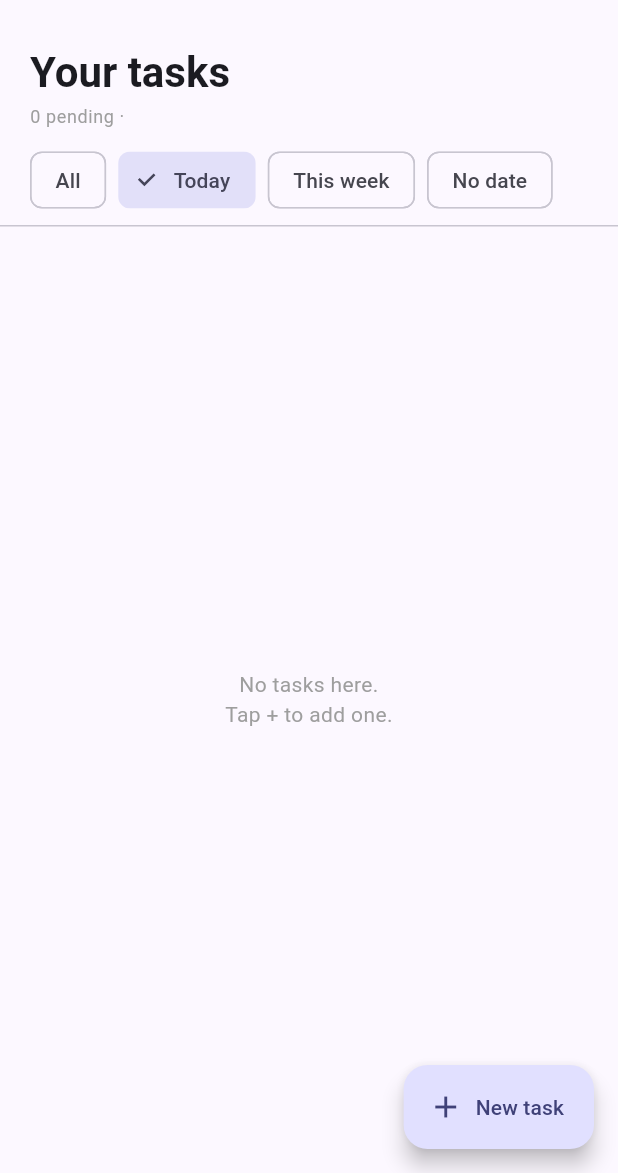
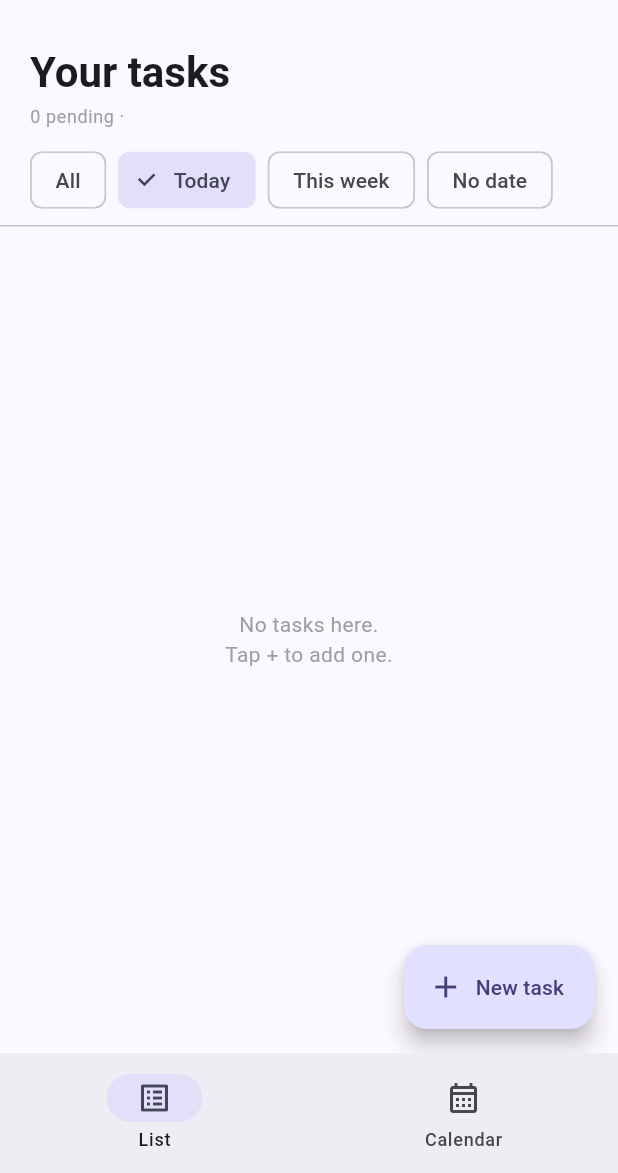
Before and after one commit to xavki/focusflow, a Flutter app: the screen it shows once a user with an empty profile is signed in, after a tap on "Today", on a phone screen of 412 x 824 dp, the part 63-1236 px from its top. Run offline on Flutter 3.47's test engine with Material 3 defaults, Android fonts, the phone set to English and light mode, and no system bars; our stand-ins replace supabase_flutter, table_calendar; accounts and stored records are empty; network calls fail.

Commit message:
Add calendar view to mobile with bottom navigation
- New CalendarScreen using table_calendar package
- MainScaffold with bottom nav (List / Calendar)
- Bottom sheet for tasks on tapped day

```diff
--- a/mobile/lib/main.dart
+++ b/mobile/lib/main.dart
@@ -1,8 +1,8 @@
 import 'package:flutter/material.dart';
 import 'package:supabase_flutter/supabase_flutter.dart';
 
-import 'screens/home_screen.dart';
 import 'screens/login_screen.dart';
+import 'screens/main_scaffold.dart';
 
 Future<void> main() async {
   WidgetsFlutterBinding.ensureInitialized();
@@ -43,7 +43,7 @@ class AuthGate extends StatelessWidget {
       stream: supabase.auth.onAuthStateChange,
       builder: (context, snapshot) {
         final session = supabase.auth.currentSession;
-        if (session != null) return const HomeScreen();
+        if (session != null) return const MainScaffold();
         return const LoginScreen();
       },
     );
--- /dev/null
+++ b/mobile/lib/screens/calendar_screen.dart
@@ -0,0 +1,423 @@
+import 'dart:async';
+
+import 'package:flutter/material.dart';
+import 'package:supabase_flutter/supabase_flutter.dart';
+import 'package:table_calendar/table_calendar.dart';
+
+import '../main.dart';
+import '../models/task.dart';
+
+class CalendarScreen extends StatefulWidget {
+  const CalendarScreen({super.key});
+
+  @override
+  State<CalendarScreen> createState() => _CalendarScreenState();
+}
+
+class _CalendarScreenState extends State<CalendarScreen> {
+  final Map<DateTime, List<Task>> _tasksByDay = {};
+  DateTime _focusedDay = DateTime.now();
+  DateTime? _selectedDay;
+  CalendarFormat _format = CalendarFormat.month;
+  bool _loading = true;
+  RealtimeChannel? _channel;
+
+  @override
+  void initState() {
+    super.initState();
+    _selectedDay = _normalize(DateTime.now());
+    _init();
+  }
+
+  @override
+  void dispose() {
+    if (_channel != null) supabase.removeChannel(_channel!);
+    super.dispose();
+  }
+
+  DateTime _normalize(DateTime d) => DateTime(d.year, d.month, d.day);
+
+  Future<void> _init() async {
+    await _fetchTasks();
+    _subscribeRealtime();
+    if (mounted) setState(() => _loading = false);
+  }
+
+  Future<void> _fetchTasks() async {
+    final data = await supabase.from('tasks').select();
+    if (!mounted) return;
+    final List rows = data as List;
+    _tasksByDay.clear();
+    for (final m in rows) {
+      final task = Task.fromMap(m);
+      if (task.dueDate == null) continue;
+      final key = _normalize(task.dueDate!);
+      (_tasksByDay[key] ??= []).add(task);
+    }
+    setState(() {});
+  }
+
+  void _subscribeRealtime() {
+    final userId = supabase.auth.currentUser!.id;
+    _channel = supabase
+        .channel('tasks-calendar')
+        .onPostgresChanges(
+          event: PostgresChangeEvent.all,
+          schema: 'public',
+          table: 'tasks',
+          filter: PostgresChangeFilter(
+            type: PostgresChangeFilterType.eq,
+            column: 'user_id',
+            value: userId,
+          ),
+          callback: (_) {
+            _fetchTasks();
+          },
+        )
+        .subscribe();
+  }
+
+  List<Task> _eventsForDay(DateTime day) {
+    return _tasksByDay[_normalize(day)] ?? [];
+  }
+
+  Future<void> _openDay(DateTime day) async {
+    await showModalBottomSheet(
+      context: context,
+      isScrollControlled: true,
+      shape: const RoundedRectangleBorder(
+        borderRadius: BorderRadius.vertical(top: Radius.circular(20)),
+      ),
+      builder: (ctx) => _DayBottomSheet(
+        day: _normalize(day),
+        tasks: _eventsForDay(day),
+      ),
+    );
+  }
+
+  @override
+  Widget build(BuildContext context) {
+    if (_loading) {
+      return const Scaffold(body: Center(child: CircularProgressIndicator()));
+    }
+
+    return Scaffold(
+      appBar: AppBar(
+        title: const Text(
+          'Calendar',
+          style: TextStyle(fontWeight: FontWeight.bold),
+        ),
+        actions: [
+          IconButton(
+            icon: const Icon(Icons.today),
+            tooltip: 'Today',
+            onPressed: () {
+              final now = DateTime.now();
+              setState(() {
+                _focusedDay = now;
+                _selectedDay = _normalize(now);
+              });
+            },
+          ),
+        ],
+      ),
+      body: Column(
+        children: [
+          Card(
+            margin: const EdgeInsets.all(12),
+            child: TableCalendar<Task>(
+              firstDay: DateTime.utc(2020, 1, 1),
+              lastDay: DateTime.utc(2035, 12, 31),
+              focusedDay: _focusedDay,
+              selectedDayPredicate: (d) =>
+                  _selectedDay != null && isSameDay(_selectedDay, d),
+              calendarFormat: _format,
+              startingDayOfWeek: StartingDayOfWeek.monday,
+              eventLoader: _eventsForDay,
+              onDaySelected: (selected, focused) {
+                setState(() {
+                  _selectedDay = _normalize(selected);
+                  _focusedDay = focused;
+                });
+                _openDay(selected);
+              },
+              onFormatChanged: (f) => setState(() => _format = f),
+              onPageChanged: (focused) => _focusedDay = focused,
+              calendarStyle: CalendarStyle(
+                todayDecoration: BoxDecoration(
+                  color: Theme.of(context).colorScheme.primary.withOpacity(0.3),
+                  shape: BoxShape.circle,
+                ),
+                selectedDecoration: BoxDecoration(
+                  color: Theme.of(context).colorScheme.primary,
+                  shape: BoxShape.circle,
+                ),
+                markerDecoration: BoxDecoration(
+                  color: Theme.of(context).colorScheme.primary,
+                  shape: BoxShape.circle,
+                ),
+                markersMaxCount: 3,
+              ),
+              headerStyle: const HeaderStyle(
+                formatButtonVisible: true,
+                titleCentered: true,
+              ),
+            ),
+          ),
+          if (_selectedDay != null)
+            Expanded(
+              child: _TaskListForDay(
+                day: _selectedDay!,
+                tasks: _eventsForDay(_selectedDay!),
+                onTap: () => _openDay(_selectedDay!),
+              ),
+            ),
+        ],
+      ),
+    );
+  }
+}
+
+class _TaskListForDay extends StatelessWidget {
+  final DateTime day;
+  final List<Task> tasks;
+  final VoidCallback onTap;
+
+  const _TaskListForDay({
+    required this.day,
+    required this.tasks,
+    required this.onTap,
+  });
+
+  @override
+  Widget build(BuildContext context) {
+    return Padding(
+      padding: const EdgeInsets.symmetric(horizontal: 16),
+      child: Column(
+        crossAxisAlignment: CrossAxisAlignment.start,
+        children: [
+          Text(
+            '${tasks.length} ${tasks.length == 1 ? 'task' : 'tasks'} · ${formatDueDate(day)}',
+            style: Theme.of(context).textTheme.titleSmall?.copyWith(
+                  color: Colors.grey,
+                  fontWeight: FontWeight.w600,
+                ),
+          ),
+          const SizedBox(height: 8),
+          Expanded(
+            child: tasks.isEmpty
+                ? GestureDetector(
+                    onTap: onTap,
+                    child: Container(
+                      width: double.infinity,
+                      padding: const EdgeInsets.all(24),
+                      decoration: BoxDecoration(
+                        border: Border.all(
+                          color: Colors.grey.withOpacity(0.3),
+                          style: BorderStyle.solid,
+                        ),
+                        borderRadius: BorderRadius.circular(12),
+                      ),
+                      child: const Center(
+                        child: Text(
+                          'No tasks. Tap to add one.',
+                          style: TextStyle(color: Colors.grey),
+                        ),
+                      ),
+                    ),
+                  )
+                : ListView.builder(
+                    itemCount: tasks.length,
+                    itemBuilder: (_, i) {
+                      final t = tasks[i];
+                      return Card(
+                        margin: const EdgeInsets.only(bottom: 8),
+                        child: ListTile(
+                          leading: Icon(
+                            t.completed
+                                ? Icons.check_circle
+                                : Icons.radio_button_unchecked,
+                            color: t.completed
+                                ? Colors.green
+                                : Theme.of(context).colorScheme.primary,
+                          ),
+                          title: Text(
+                            t.title,
+                            style: TextStyle(
+                              decoration: t.completed
+                                  ? TextDecoration.lineThrough
+                                  : null,
+                              color: t.completed ? Colors.grey : null,
+                            ),
+                          ),
+                          onTap: onTap,
+                        ),
+                      );
+                    },
+                  ),
+          ),
+        ],
+      ),
+    );
+  }
+}
+
+class _DayBottomSheet extends StatefulWidget {
+  final DateTime day;
+  final List<Task> tasks;
+
+  const _DayBottomSheet({required this.day, required this.tasks});
+
+  @override
+  State<_DayBottomSheet> createState() => _DayBottomSheetState();
+}
+
+class _DayBottomSheetState extends State<_DayBottomSheet> {
+  final _titleCtrl = TextEditingController();
+
+  @override
+  void dispose() {
+    _titleCtrl.dispose();
+    super.dispose();
+  }
+
+  Future<void> _add() async {
+    final title = _titleCtrl.text.trim();
+    if (title.isEmpty) return;
+    final userId = supabase.auth.currentUser!.id;
+    try {
+      await supabase.from('tasks').insert({
+        'title': title,
+        'user_id': userId,
+        'due_date': Task.formatIso(widget.day),
+      });
+      _titleCtrl.clear();
+      if (mounted) Navigator.of(context).pop();
+    } catch (e) {
+      if (mounted) {
+        ScaffoldMessenger.of(context).showSnackBar(
+          SnackBar(content: Text(e.toString()), backgroundColor: Colors.red),
+        );
+      }
+    }
+  }
+
+  Future<void> _toggle(Task t) async {
+    await supabase
+        .from('tasks')
+        .update({'completed': !t.completed})
+        .eq('id', t.id);
+    if (mounted) Navigator.of(context).pop();
+  }
+
+  Future<void> _delete(Task t) async {
+    await supabase.from('tasks').delete().eq('id', t.id);
+    if (mounted) Navigator.of(context).pop();
+  }
+
+  @override
+  Widget build(BuildContext context) {
+    final bottomInset = MediaQuery.of(context).viewInsets.bottom;
+    return Padding(
+      padding: EdgeInsets.fromLTRB(20, 16, 20, bottomInset + 20),
+      child: Column(
+        mainAxisSize: MainAxisSize.min,
+        crossAxisAlignment: CrossAxisAlignment.start,
+        children: [
+          Center(
+            child: Container(
+              width: 40,
+              height: 4,
+              margin: const EdgeInsets.only(bottom: 12),
+              decoration: BoxDecoration(
+                color: Colors.grey.withOpacity(0.4),
+                borderRadius: BorderRadius.circular(2),
+              ),
+            ),
+          ),
+          Text(
+            formatDueDate(widget.day),
+            style: Theme.of(context).textTheme.headlineSmall?.copyWith(
+                  fontWeight: FontWeight.bold,
+                ),
+          ),
+          Text(
+            '${widget.tasks.length} ${widget.tasks.length == 1 ? 'task' : 'tasks'}',
+            style: const TextStyle(color: Colors.grey),
+          ),
+          const SizedBox(height: 16),
+          Row(
+            children: [
+              Expanded(
+                child: TextField(
+                  controller: _titleCtrl,
+                  decoration: const InputDecoration(
+                    hintText: 'Add a task for this day…',
+                    border: OutlineInputBorder(),
+                  ),
+                  onSubmitted: (_) => _add(),
+                ),
+              ),
+              const SizedBox(width: 8),
+              FilledButton(
+                onPressed: _add,
+                style: FilledButton.styleFrom(
+                  padding: const EdgeInsets.symmetric(
+                    horizontal: 20,
+                    vertical: 16,
+                  ),
+                ),
+                child: const Text('Add'),
+              ),
+            ],
+          ),
+          const SizedBox(height: 16),
+          if (widget.tasks.isEmpty)
+            const Padding(
+              padding: EdgeInsets.symmetric(vertical: 24),
+              child: Center(
+                child: Text(
+                  'No tasks for this day.',
+                  style: TextStyle(color: Colors.grey),
+                ),
+              ),
+            )
+          else
+            ConstrainedBox(
+              constraints: BoxConstraints(
+                maxHeight: MediaQuery.of(context).size.height * 0.4,
+              ),
+              child: ListView.separated(
+                shrinkWrap: true,
+                itemCount: widget.tasks.length,
+                separatorBuilder: (_, __) => const Divider(height: 1),
+                itemBuilder: (_, i) {
+                  final t = widget.tasks[i];
+                  return ListTile(
+                    contentPadding: EdgeInsets.zero,
+                    leading: Checkbox(
+                      value: t.completed,
+                      onChanged: (_) => _toggle(t),
+                    ),
+                    title: Text(
+                      t.title,
+                      style: TextStyle(
+                        decoration: t.completed
+                            ? TextDecoration.lineThrough
+                            : null,
+                        color: t.completed ? Colors.grey : null,
+                      ),
+                    ),
+                    trailing: IconButton(
+                      icon: const Icon(Icons.delete_outline, size: 20),
+                      onPressed: () => _delete(t),
+                    ),
+                  );
+                },
+              ),
+            ),
+        ],
+      ),
+    );
+  }
+}
--- /dev/null
+++ b/mobile/lib/screens/main_scaffold.dart
@@ -0,0 +1,43 @@
+import 'package:flutter/material.dart';
+
+import 'calendar_screen.dart';
+import 'home_screen.dart';
+
+class MainScaffold extends StatefulWidget {
+  const MainScaffold({super.key});
+
+  @override
+  State<MainScaffold> createState() => _MainScaffoldState();
+}
+
+class _MainScaffoldState extends State<MainScaffold> {
+  int _index = 0;
+
+  static const _screens = [
+    HomeScreen(),
+    CalendarScreen(),
+  ];
+
+  @override
+  Widget build(BuildContext context) {
+    return Scaffold(
+      body: IndexedStack(index: _index, children: _screens),
+      bottomNavigationBar: NavigationBar(
+        selectedIndex: _index,
+        onDestinationSelected: (i) => setState(() => _index = i),
+        destinations: const [
+          NavigationDestination(
+            icon: Icon(Icons.list_alt_outlined),
+            selectedIcon: Icon(Icons.list_alt),
+            label: 'List',
+          ),
+          NavigationDestination(
+            icon: Icon(Icons.calendar_month_outlined),
+            selectedIcon: Icon(Icons.calendar_month),
+            label: 'Calendar',
+          ),
+        ],
+      ),
+    );
+  }
+}
--- a/mobile/pubspec.yaml
+++ b/mobile/pubspec.yaml
@@ -35,6 +35,7 @@ dependencies:
   # Use with the CupertinoIcons class for iOS style icons.
   cupertino_icons: ^1.0.8
   supabase_flutter: ^2.12.4
+  table_calendar: ^3.2.0
 
 dev_dependencies:
   flutter_test:
```
Also changed, not shown: mobile/pubspec.lock.
